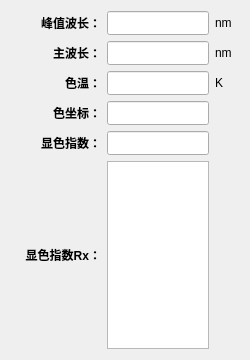
Before: the Qt Designer form HeGui/HSpecDetailWidget.ui in hexianqi/QtCode, drawn with Qt 5.
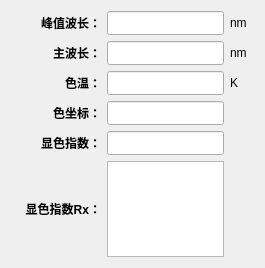
After: the same form once the commit is applied.

```diff
--- a/HeGui/HSpecDetailWidget.ui
+++ b/HeGui/HSpecDetailWidget.ui
@@ -6,8 +6,8 @@
    <rect>
     <x>0</x>
     <y>0</y>
-    <width>249</width>
-    <height>360</height>
+    <width>265</width>
+    <height>268</height>
    </rect>
   </property>
   <property name="windowTitle">
@@ -37,7 +37,7 @@
     <widget class="QLineEdit" name="lineEdit_001">
      <property name="minimumSize">
       <size>
-       <width>102</width>
+       <width>90</width>
        <height>24</height>
       </size>
      </property>
@@ -88,7 +88,7 @@
     <widget class="QLineEdit" name="lineEdit_002">
      <property name="minimumSize">
       <size>
-       <width>102</width>
+       <width>90</width>
        <height>24</height>
       </size>
      </property>
@@ -139,7 +139,7 @@
     <widget class="QLineEdit" name="lineEdit_003">
      <property name="minimumSize">
       <size>
-       <width>102</width>
+       <width>90</width>
        <height>24</height>
       </size>
      </property>
@@ -190,7 +190,7 @@
     <widget class="QLineEdit" name="lineEdit_004">
      <property name="minimumSize">
       <size>
-       <width>102</width>
+       <width>90</width>
        <height>24</height>
       </size>
      </property>
@@ -225,7 +225,7 @@
     <widget class="QLineEdit" name="lineEdit_005">
      <property name="minimumSize">
       <size>
-       <width>102</width>
+       <width>90</width>
        <height>24</height>
       </size>
      </property>
@@ -239,12 +239,6 @@
    </item>
    <item row="5" column="0">
     <widget class="QLabel" name="label_006">
-     <property name="minimumSize">
-      <size>
-       <width>90</width>
-       <height>24</height>
-      </size>
-     </property>
      <property name="text">
       <string>&lt;span style=&quot; font-weight:600;&quot;&gt;显色指数Rx：&lt;/span&gt;</string>
      </property>
```
